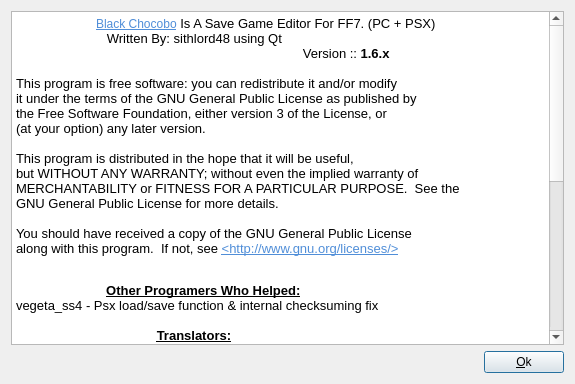
Qt form about.ui (sithlord48/blackchocobo) before a commit.
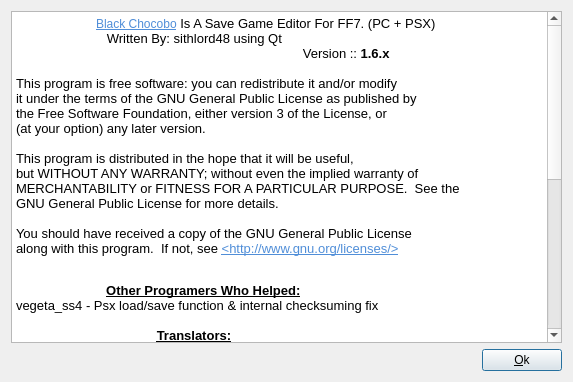
The same form after that commit. Icons and pictures are not drawn.

```diff
--- a/about.ui
+++ b/about.ui
@@ -9,8 +9,8 @@
    <rect>
     <x>0</x>
     <y>0</y>
-    <width>575</width>
-    <height>384</height>
+    <width>573</width>
+    <height>382</height>
    </rect>
   </property>
   <property name="windowTitle">
```
Left out of the diff: 2 changed lines with no effect on the pictures.
